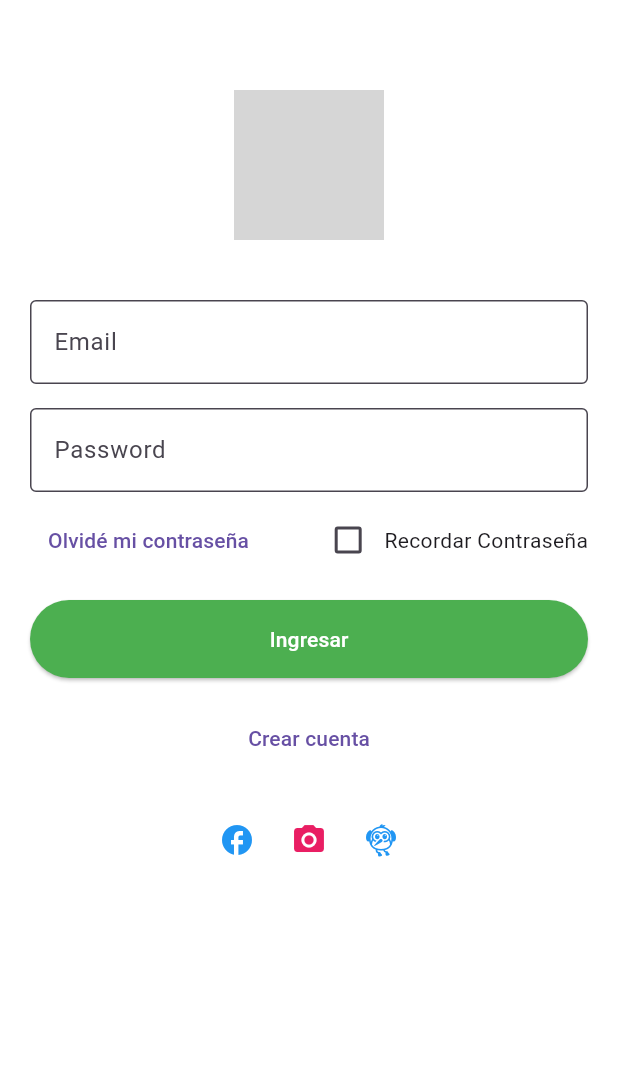
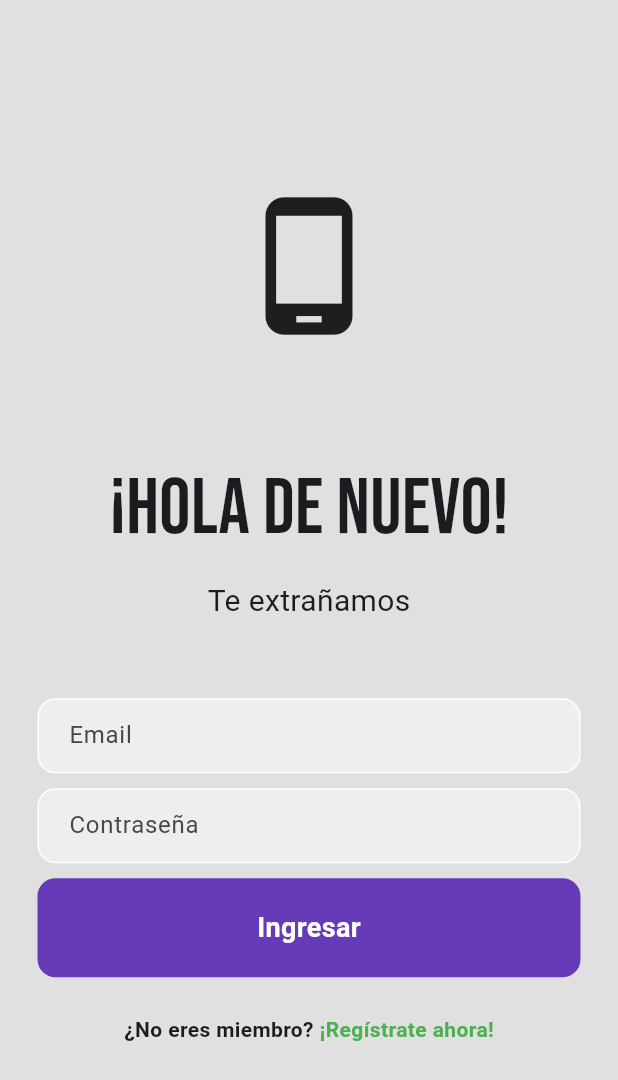
Before and after one commit to D3x2LM/celular_movil, a Flutter app: the screen it shows after launch, on a phone screen of 412 x 824 dp. Shown: the top 1080 px of the screen. Run offline on Flutter 3.47's test engine with Material 3 defaults, Android fonts, the phone set to English and light mode, and no system bars; our stand-ins replace google_fonts; grey boxes are pictures that could not be loaded.

Commit message:
APP MOVIL

```diff
--- a/lib/pages/login_screen.dart
+++ b/lib/pages/login_screen.dart
@@ -1,30 +1,60 @@
-import 'package:celular_movil/widgets/login_form.dart';
-import 'package:celular_movil/widgets/social_login_buttons.dart';
 import 'package:flutter/material.dart';
+import 'package:google_fonts/google_fonts.dart';
+import '../widgets/login_form.dart';
+import '../widgets/login_button.dart';
+import '../widgets/register_now_text.dart';
 
 class LoginScreen extends StatelessWidget {
-  const LoginScreen({super.key});
+  const LoginScreen({Key? key}) : super(key: key);
 
   @override
   Widget build(BuildContext context) {
     return Scaffold(
-      backgroundColor: Colors.white, // Changed to white background
+      backgroundColor: Colors.grey[300],
       body: SafeArea(
+        child: Center(
           child: SingleChildScrollView(
-          padding: const EdgeInsets.all(20.0),
             child: Column(
               mainAxisAlignment: MainAxisAlignment.center,
               children: [
-              const SizedBox(height: 40),
-              Image.network(
-                'https://i.postimg.cc/NMNky3ts/Voya-image.png',
-                height: 100,
+                const Icon(
+                  Icons.phone_android,
+                  size: 100,
                 ),
-              const SizedBox(height: 40),
+                const SizedBox(height: 75),
+
+                // Hello again!
+                Text(
+                  '¡Hola de nuevo!',
+                  style: GoogleFonts.bebasNeue(
+                    fontSize: 52,
+                  ),
+                ),
+                const SizedBox(height: 10),
+                const Text(
+                  'Te extrañamos',
+                  style: TextStyle(
+                    fontSize: 20,
+                  ),
+                ),
+                const SizedBox(height: 50),
+
+                // Login form
                 const LoginForm(),
-              const SizedBox(height: 20),
-              const SocialLoginButtons(),
+                const SizedBox(height: 10),
+
+                // Login button
+                LoginButton(
+                  onTap: () {
+                    Navigator.pushNamed(context, '/signup');
+                  },
+                ),
+                const SizedBox(height: 25),
+
+                // Register now text
+                const RegisterNowText(),
               ],
+            ),
           ),
         ),
       ),
--- /dev/null
+++ b/lib/widgets/login_button.dart
@@ -0,0 +1,37 @@
+import 'package:flutter/material.dart';
+
+class LoginButton extends StatelessWidget {
+  final VoidCallback onTap;
+
+  const LoginButton({
+    Key? key,
+    required this.onTap,
+  }) : super(key: key);
+
+  @override
+  Widget build(BuildContext context) {
+    return Padding(
+      padding: const EdgeInsets.symmetric(horizontal: 25.0),
+      child: GestureDetector(
+        onTap: onTap,
+        child: Container(
+          padding: const EdgeInsets.all(20),
+          decoration: BoxDecoration(
+            color: Colors.deepPurple,
+            borderRadius: BorderRadius.circular(12),
+          ),
+          child: const Center(
+            child: Text(
+              'Ingresar',
+              style: TextStyle(
+                color: Colors.white,
+                fontWeight: FontWeight.bold,
+                fontSize: 18,
+              ),
+            ),
+          ),
+        ),
+      ),
+    );
+  }
+}
--- a/lib/widgets/login_form.dart
+++ b/lib/widgets/login_form.dart
@@ -1,66 +1,54 @@
 import 'package:flutter/material.dart';
 
 class LoginForm extends StatelessWidget {
-  const LoginForm({super.key});
+  const LoginForm({Key? key}) : super(key: key);
 
   @override
   Widget build(BuildContext context) {
     return Column(
-      crossAxisAlignment: CrossAxisAlignment.stretch,
       children: [
-        TextFormField(
-          decoration: const InputDecoration(
-            labelText: 'Email',
-            border: OutlineInputBorder(),
-            filled: true,
-            fillColor: Colors.white,
+        // Email textfield
+        Padding(
+          padding: const EdgeInsets.symmetric(horizontal: 25.0),
+          child: Container(
+            decoration: BoxDecoration(
+              color: Colors.grey[200],
+              border: Border.all(color: Colors.white),
+              borderRadius: BorderRadius.circular(12),
+            ),
+            child: const Padding(
+              padding: EdgeInsets.only(left: 20.0),
+              child: TextField(
+                decoration: InputDecoration(
+                  border: InputBorder.none,
+                  hintText: 'Email',
+                ),
+              ),
+            ),
           ),
         ),
-        const SizedBox(height: 16),
-        TextFormField(
-          obscureText: true,
-          decoration: const InputDecoration(
-            labelText: 'Password',
-            border: OutlineInputBorder(),
-            filled: true,
-            fillColor: Colors.white,
+        const SizedBox(height: 10),
+
+        // Password textfield
+        Padding(
+          padding: const EdgeInsets.symmetric(horizontal: 25.0),
+          child: Container(
+            decoration: BoxDecoration(
+              color: Colors.grey[200],
+              border: Border.all(color: Colors.white),
+              borderRadius: BorderRadius.circular(12),
+            ),
+            child: const Padding(
+              padding: EdgeInsets.only(left: 20.0),
+              child: TextField(
+                obscureText: true,
+                decoration: InputDecoration(
+                  border: InputBorder.none,
+                  hintText: 'Contraseña',
+                ),
+              ),
+            ),
           ),
-        ),
-        const SizedBox(height: 8),
-        Row(
-          mainAxisAlignment: MainAxisAlignment.spaceBetween,
-          children: [
-            TextButton(
-              onPressed: () {},
-              child: const Text('Olvidé mi contraseña'),
-            ),
-            Row(
-              children: [
-                Checkbox(
-                  value: false,
-                  onChanged: (value) {},
-                ),
-                const Text('Recordar Contraseña'),
-              ],
-            ),
-          ],
-        ),
-        const SizedBox(height: 16),
-        ElevatedButton(
-          onPressed: () {},
-          style: ElevatedButton.styleFrom(
-            padding: const EdgeInsets.symmetric(vertical: 16),
-            backgroundColor: Colors.green,
-          ),
-          child: const Text(
-            'Ingresar',
-            style: TextStyle(color: Colors.white),
-          ),
-        ),
-        const SizedBox(height: 16),
-        TextButton(
-          onPressed: () {},
-          child: const Text('Crear cuenta'),
         ),
       ],
     );
--- /dev/null
+++ b/lib/widgets/register_now_text.dart
@@ -0,0 +1,27 @@
+import 'package:flutter/material.dart';
+
+class RegisterNowText extends StatelessWidget {
+  const RegisterNowText({Key? key}) : super(key: key);
+
+  @override
+  Widget build(BuildContext context) {
+    return Row(
+      mainAxisAlignment: MainAxisAlignment.center,
+      children: const [
+        Text(
+          '¿No eres miembro?',
+          style: TextStyle(
+            fontWeight: FontWeight.bold,
+          ),
+        ),
+        Text(
+          ' ¡Regístrate ahora!',
+          style: TextStyle(
+            color: Colors.green,
+            fontWeight: FontWeight.bold,
+          ),
+        ),
+      ],
+    );
+  }
+}
```
Also changed, not shown: pubspec.yaml (+7 -74 lines), pubspec.lock, 1 other file. Lines whose indentation alone changed are shown as unchanged.
